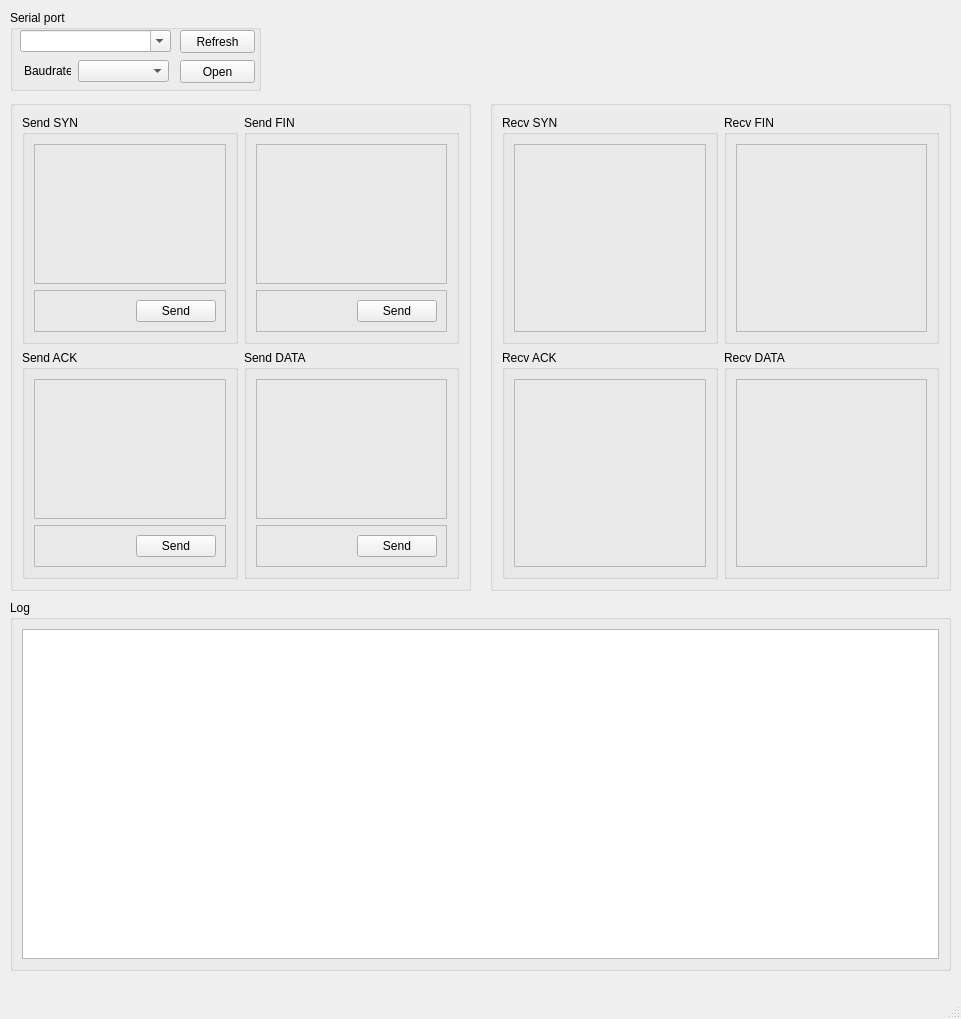
This is TupTool/mainwindow.ui in gsusdev/tup as Qt 5 draws it before an edit. The edited form follows.
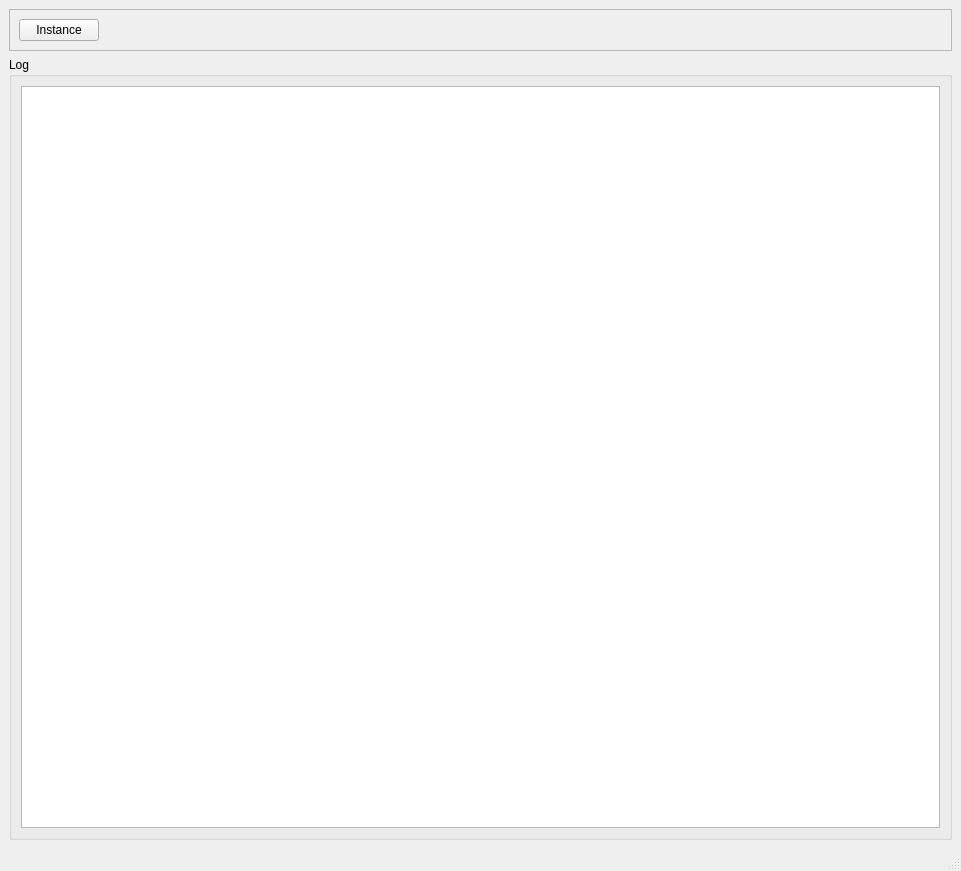
This is the edited form.

The edit to the form file:
```diff
--- a/TupTool/mainwindow.ui
+++ b/TupTool/mainwindow.ui
@@ -7,448 +7,59 @@
     <x>0</x>
     <y>0</y>
     <width>961</width>
-    <height>1019</height>
+    <height>871</height>
    </rect>
   </property>
   <property name="windowTitle">
    <string>MainWindow</string>
   </property>
   <widget class="QWidget" name="centralwidget">
-   <widget class="QGroupBox" name="groupBox">
-    <property name="geometry">
-     <rect>
-      <x>10</x>
-      <y>10</y>
-      <width>251</width>
-      <height>81</height>
-     </rect>
-    </property>
-    <property name="title">
-     <string>Serial port</string>
-    </property>
-    <widget class="QPushButton" name="butRefresh">
-     <property name="geometry">
-      <rect>
-       <x>170</x>
-       <y>20</y>
-       <width>75</width>
-       <height>23</height>
-      </rect>
-     </property>
-     <property name="text">
-      <string>Refresh</string>
-     </property>
-    </widget>
-    <widget class="QPushButton" name="butOpenClose">
-     <property name="geometry">
-      <rect>
-       <x>170</x>
-       <y>50</y>
-       <width>75</width>
-       <height>23</height>
-      </rect>
-     </property>
-     <property name="text">
-      <string>Open</string>
-     </property>
-    </widget>
-    <widget class="QComboBox" name="cbPortName">
-     <property name="geometry">
-      <rect>
-       <x>10</x>
-       <y>20</y>
-       <width>151</width>
-       <height>22</height>
-      </rect>
-     </property>
-     <property name="editable">
-      <bool>true</bool>
-     </property>
-    </widget>
-    <widget class="QComboBox" name="cbBaudrate">
-     <property name="geometry">
-      <rect>
-       <x>68</x>
-       <y>50</y>
-       <width>91</width>
-       <height>22</height>
-      </rect>
-     </property>
-    </widget>
-    <widget class="QLabel" name="label">
-     <property name="geometry">
-      <rect>
-       <x>14</x>
-       <y>54</y>
-       <width>47</width>
-       <height>13</height>
-      </rect>
-     </property>
-     <property name="text">
-      <string>Baudrate</string>
-     </property>
-    </widget>
-   </widget>
-   <widget class="QGroupBox" name="groupBox_2">
-    <property name="geometry">
-     <rect>
-      <x>10</x>
-      <y>100</y>
-      <width>461</width>
-      <height>491</height>
-     </rect>
-    </property>
-    <property name="title">
-     <string/>
-    </property>
-    <layout class="QGridLayout" name="gridLayout_5">
-     <item row="0" column="0">
-      <widget class="QGroupBox" name="gbSendSyn">
-       <property name="title">
-        <string>Send SYN</string>
-       </property>
-       <layout class="QVBoxLayout" name="verticalLayout">
-        <item>
-         <widget class="QFrame" name="frSendSyn">
-          <property name="frameShape">
-           <enum>QFrame::StyledPanel</enum>
-          </property>
-          <property name="frameShadow">
-           <enum>QFrame::Raised</enum>
-          </property>
-          <layout class="QGridLayout" name="gridLayout"/>
-         </widget>
-        </item>
-        <item>
-         <widget class="QFrame" name="frame">
-          <property name="sizePolicy">
-           <sizepolicy hsizetype="Preferred" vsizetype="Fixed">
-            <horstretch>0</horstretch>
-            <verstretch>0</verstretch>
-           </sizepolicy>
-          </property>
-          <property name="frameShape">
-           <enum>QFrame::StyledPanel</enum>
-          </property>
-          <property name="frameShadow">
-           <enum>QFrame::Raised</enum>
-          </property>
-          <layout class="QHBoxLayout" name="horizontalLayout">
-           <item>
-            <spacer name="horizontalSpacer">
-             <property name="orientation">
-              <enum>Qt::Horizontal</enum>
-             </property>
-             <property name="sizeHint" stdset="0">
-              <size>
-               <width>40</width>
-               <height>20</height>
-              </size>
-             </property>
-            </spacer>
-           </item>
-           <item>
-            <widget class="QPushButton" name="butSendSyn">
-             <property name="text">
-              <string>Send</string>
-             </property>
-            </widget>
-           </item>
-          </layout>
-         </widget>
-        </item>
-       </layout>
-      </widget>
-     </item>
-     <item row="0" column="1">
-      <widget class="QGroupBox" name="gbSendFin">
-       <property name="title">
-        <string>Send FIN</string>
-       </property>
-       <layout class="QVBoxLayout" name="verticalLayout_2">
-        <item>
-         <widget class="QFrame" name="frSendFin">
-          <property name="frameShape">
-           <enum>QFrame::StyledPanel</enum>
-          </property>
-          <property name="frameShadow">
-           <enum>QFrame::Raised</enum>
-          </property>
-          <layout class="QGridLayout" name="gridLayout_2"/>
-         </widget>
-        </item>
-        <item>
-         <widget class="QFrame" name="frame_2">
-          <property name="sizePolicy">
-           <sizepolicy hsizetype="Preferred" vsizetype="Fixed">
-            <horstretch>0</horstretch>
-            <verstretch>0</verstretch>
-           </sizepolicy>
-          </property>
-          <property name="frameShape">
-           <enum>QFrame::StyledPanel</enum>
-          </property>
-          <property name="frameShadow">
-           <enum>QFrame::Raised</enum>
-          </property>
-          <layout class="QHBoxLayout" name="horizontalLayout_2">
-           <item>
-            <spacer name="horizontalSpacer_2">
-             <property name="orientation">
-              <enum>Qt::Horizontal</enum>
-             </property>
-             <property name="sizeHint" stdset="0">
-              <size>
-               <width>40</width>
-               <height>20</height>
-              </size>
-             </property>
-            </spacer>
-           </item>
-           <item>
-            <widget class="QPushButton" name="butSendFin">
-             <property name="text">
-              <string>Send</string>
-             </property>
-            </widget>
-           </item>
-          </layout>
-         </widget>
-        </item>
-       </layout>
-      </widget>
-     </item>
-     <item row="1" column="0">
-      <widget class="QGroupBox" name="gbSendAck">
-       <property name="title">
-        <string>Send ACK</string>
-       </property>
-       <layout class="QVBoxLayout" name="verticalLayout_3">
-        <item>
-         <widget class="QFrame" name="frSendAck">
-          <property name="frameShape">
-           <enum>QFrame::StyledPanel</enum>
-          </property>
-          <property name="frameShadow">
-           <enum>QFrame::Raised</enum>
-          </property>
-          <layout class="QGridLayout" name="gridLayout_4"/>
-         </widget>
-        </item>
-        <item>
-         <widget class="QFrame" name="frame_3">
-          <property name="sizePolicy">
-           <sizepolicy hsizetype="Preferred" vsizetype="Fixed">
-            <horstretch>0</horstretch>
-            <verstretch>0</verstretch>
-           </sizepolicy>
-          </property>
-          <property name="frameShape">
-           <enum>QFrame::StyledPanel</enum>
-          </property>
-          <property name="frameShadow">
-           <enum>QFrame::Raised</enum>
-          </property>
-          <layout class="QHBoxLayout" name="horizontalLayout_3">
-           <item>
-            <spacer name="horizontalSpacer_3">
-             <property name="orientation">
-              <enum>Qt::Horizontal</enum>
-             </property>
-             <property name="sizeHint" stdset="0">
-              <size>
-               <width>40</width>
-               <height>20</height>
-              </size>
-             </property>
-            </spacer>
-           </item>
-           <item>
-            <widget class="QPushButton" name="butSendAck">
-             <property name="text">
-              <string>Send</string>
-             </property>
-            </widget>
-           </item>
-          </layout>
-         </widget>
-        </item>
-       </layout>
-      </widget>
-     </item>
-     <item row="1" column="1">
-      <widget class="QGroupBox" name="gbSendData">
-       <property name="title">
-        <string>Send DATA</string>
-       </property>
-       <layout class="QVBoxLayout" name="verticalLayout_4">
-        <item>
-         <widget class="QFrame" name="frSendData">
-          <property name="frameShape">
-           <enum>QFrame::StyledPanel</enum>
-          </property>
-          <property name="frameShadow">
-           <enum>QFrame::Raised</enum>
-          </property>
-          <layout class="QGridLayout" name="gridLayout_3"/>
-         </widget>
-        </item>
-        <item>
-         <widget class="QFrame" name="frame_4">
-          <property name="sizePolicy">
-           <sizepolicy hsizetype="Preferred" vsizetype="Fixed">
-            <horstretch>0</horstretch>
-            <verstretch>0</verstretch>
-           </sizepolicy>
-          </property>
-          <property name="frameShape">
-           <enum>QFrame::StyledPanel</enum>
-          </property>
-          <property name="frameShadow">
-           <enum>QFrame::Raised</enum>
-          </property>
-          <layout class="QHBoxLayout" name="horizontalLayout_4">
-           <item>
-            <spacer name="horizontalSpacer_4">
-             <property name="orientation">
-              <enum>Qt::Horizontal</enum>
-             </property>
-             <property name="sizeHint" stdset="0">
-              <size>
-               <width>40</width>
-               <height>20</height>
-              </size>
-             </property>
-            </spacer>
-           </item>
-           <item>
-            <widget class="QPushButton" name="butSendData">
-             <property name="text">
-              <string>Send</string>
-             </property>
-            </widget>
-           </item>
-          </layout>
-         </widget>
-        </item>
-       </layout>
-      </widget>
-     </item>
-    </layout>
-   </widget>
-   <widget class="QGroupBox" name="groupBox_3">
-    <property name="geometry">
-     <rect>
-      <x>490</x>
-      <y>100</y>
-      <width>461</width>
-      <height>491</height>
-     </rect>
-    </property>
-    <property name="title">
-     <string/>
-    </property>
-    <layout class="QGridLayout" name="gridLayout_6">
-     <item row="0" column="0">
-      <widget class="QGroupBox" name="gbRecvSyn">
-       <property name="title">
-        <string>Recv SYN</string>
-       </property>
-       <layout class="QVBoxLayout" name="verticalLayout_5">
-        <item>
-         <widget class="QFrame" name="frRecvSyn">
-          <property name="frameShape">
-           <enum>QFrame::StyledPanel</enum>
-          </property>
-          <property name="frameShadow">
-           <enum>QFrame::Raised</enum>
-          </property>
-          <layout class="QGridLayout" name="gridLayout_7"/>
-         </widget>
-        </item>
-       </layout>
-      </widget>
-     </item>
-     <item row="0" column="1">
-      <widget class="QGroupBox" name="gbRecvFin">
-       <property name="title">
-        <string>Recv FIN</string>
-       </property>
-       <layout class="QVBoxLayout" name="verticalLayout_6">
-        <item>
-         <widget class="QFrame" name="frRecvFin">
-          <property name="frameShape">
-           <enum>QFrame::StyledPanel</enum>
-          </property>
-          <property name="frameShadow">
-           <enum>QFrame::Raised</enum>
-          </property>
-          <layout class="QGridLayout" name="gridLayout_8"/>
-         </widget>
-        </item>
-       </layout>
-      </widget>
-     </item>
-     <item row="1" column="0">
-      <widget class="QGroupBox" name="gbRecvAck">
-       <property name="title">
-        <string>Recv ACK</string>
-       </property>
-       <layout class="QVBoxLayout" name="verticalLayout_7">
-        <item>
-         <widget class="QFrame" name="frRecvAck">
-          <property name="frameShape">
-           <enum>QFrame::StyledPanel</enum>
-          </property>
-          <property name="frameShadow">
-           <enum>QFrame::Raised</enum>
-          </property>
-          <layout class="QGridLayout" name="gridLayout_9"/>
-         </widget>
-        </item>
-       </layout>
-      </widget>
-     </item>
-     <item row="1" column="1">
-      <widget class="QGroupBox" name="gbRecvData">
-       <property name="title">
-        <string>Recv DATA</string>
-       </property>
-       <layout class="QVBoxLayout" name="verticalLayout_8">
-        <item>
-         <widget class="QFrame" name="frRecvData">
-          <property name="frameShape">
-           <enum>QFrame::StyledPanel</enum>
-          </property>
-          <property name="frameShadow">
-           <enum>QFrame::Raised</enum>
-          </property>
-          <layout class="QGridLayout" name="gridLayout_10"/>
-         </widget>
-        </item>
-       </layout>
-      </widget>
-     </item>
-    </layout>
-   </widget>
-   <widget class="QGroupBox" name="groupBox_4">
-    <property name="geometry">
-     <rect>
-      <x>10</x>
-      <y>600</y>
-      <width>941</width>
-      <height>371</height>
-     </rect>
-    </property>
-    <property name="title">
-     <string>Log</string>
-    </property>
-    <layout class="QGridLayout" name="gridLayout_11">
-     <item row="0" column="0">
-      <widget class="QPlainTextEdit" name="pteLog"/>
-     </item>
-    </layout>
-   </widget>
+   <layout class="QVBoxLayout" name="verticalLayout">
+    <item>
+     <widget class="QFrame" name="frame">
+      <property name="frameShape">
+       <enum>QFrame::StyledPanel</enum>
+      </property>
+      <property name="frameShadow">
+       <enum>QFrame::Raised</enum>
+      </property>
+      <layout class="QHBoxLayout" name="horizontalLayout">
+       <item>
+        <widget class="QPushButton" name="butNewInstance">
+         <property name="text">
+          <string>Instance</string>
+         </property>
+        </widget>
+       </item>
+       <item>
+        <spacer name="horizontalSpacer">
+         <property name="orientation">
+          <enum>Qt::Horizontal</enum>
+         </property>
+         <property name="sizeHint" stdset="0">
+          <size>
+           <width>40</width>
+           <height>20</height>
+          </size>
+         </property>
+        </spacer>
+       </item>
+      </layout>
+     </widget>
+    </item>
+    <item>
+     <widget class="QGroupBox" name="groupBox_4">
+      <property name="title">
+       <string>Log</string>
+      </property>
+      <layout class="QGridLayout" name="gridLayout_11">
+       <item row="0" column="0">
+        <widget class="QPlainTextEdit" name="pteLog"/>
+       </item>
+      </layout>
+     </widget>
+    </item>
+   </layout>
   </widget>
   <widget class="QMenuBar" name="menubar">
    <property name="geometry">
```
